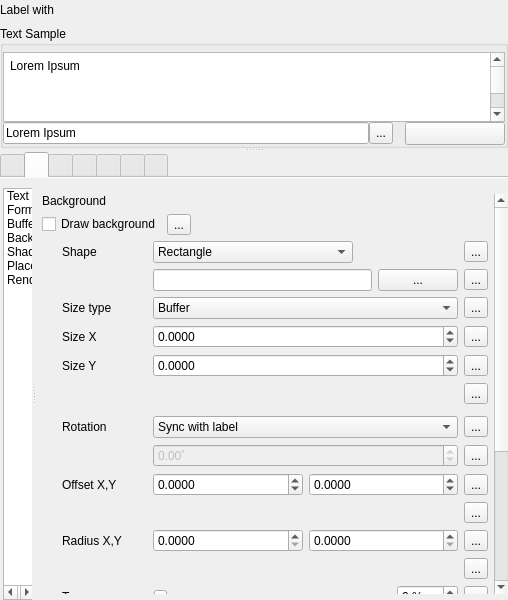
The window that src/ui/qgstextformatwidgetbase.ui (qgis/QGIS) describes before a commit, drawn with Qt 5.
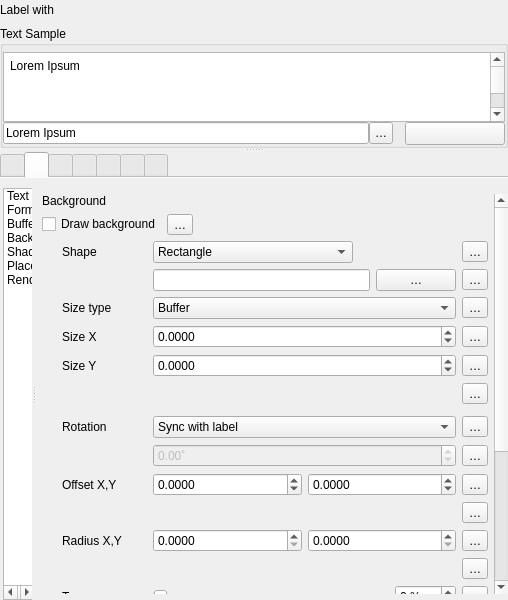
The same window after the commit. The open tabs and pages were chosen to show the change. Icons and pictures are not drawn. Custom widgets are drawn as their Qt base class.

What changed in the file:
```diff
--- a/src/ui/qgstextformatwidgetbase.ui
+++ b/src/ui/qgstextformatwidgetbase.ui
@@ -218,7 +218,7 @@
                <string>Reset sample text</string>
               </property>
               <property name="text">
-               <string>...</string>
+               <string>…</string>
               </property>
               <property name="icon">
                <iconset resource="../../images/images.qrc">
@@ -2504,7 +2504,7 @@
                         <item row="1" column="1">
                          <widget class="QgsDataDefinedButton" name="mShapeDrawDDBtn">
                           <property name="text">
-                           <string>...</string>
+                           <string>…</string>
                           </property>
                          </widget>
                         </item>
@@ -2614,7 +2614,7 @@
                            <item row="5" column="2">
                             <widget class="QgsDataDefinedButton" name="mShapeSizeUnitsDDBtn">
                              <property name="text">
-                              <string>...</string>
+                              <string>…</string>
                              </property>
                             </widget>
                            </item>
@@ -2766,7 +2766,7 @@
                            <item row="13" column="2">
                             <widget class="QgsDataDefinedButton" name="mShapeRadiusUnitsDDBtn">
                              <property name="text">
-                              <string>...</string>
+                              <string>…</string>
                              </property>
                             </widget>
                            </item>
@@ -2783,7 +2783,7 @@
                            <item row="0" column="2">
                             <widget class="QgsDataDefinedButton" name="mShapeTypeDDBtn">
                              <property name="text">
-                              <string>...</string>
+                              <string>…</string>
                              </property>
                             </widget>
                            </item>
@@ -2838,7 +2838,7 @@
                            <item row="11" column="2">
                             <widget class="QgsDataDefinedButton" name="mShapeOffsetUnitsDDBtn">
                              <property name="text">
-                              <string>...</string>
+                              <string>…</string>
                              </property>
                             </widget>
                            </item>
@@ -2858,7 +2858,7 @@
                            <item row="4" column="2">
                             <widget class="QgsDataDefinedButton" name="mShapeSizeYDDBtn">
                              <property name="text">
-                              <string>...</string>
+                              <string>…</string>
                              </property>
                             </widget>
                            </item>
@@ -2901,7 +2901,7 @@
                            <item row="3" column="2">
                             <widget class="QgsDataDefinedButton" name="mShapeSizeXDDBtn">
                              <property name="text">
-                              <string>...</string>
+                              <string>…</string>
                              </property>
                             </widget>
                            </item>
@@ -2922,7 +2922,7 @@
                            <item row="2" column="2">
                             <widget class="QgsDataDefinedButton" name="mShapeSizeTypeDDBtn">
                              <property name="text">
-                              <string>...</string>
+                              <string>…</string>
                              </property>
                             </widget>
                            </item>
@@ -2983,7 +2983,7 @@
                            <item row="7" column="2">
                             <widget class="QgsDataDefinedButton" name="mShapeRotationTypeDDBtn">
                              <property name="text">
-                              <string>...</string>
+                              <string>…</string>
                              </property>
                             </widget>
                            </item>
@@ -3008,14 +3008,14 @@
                               <item>
                                <widget class="QPushButton" name="mShapeSVGSelectorBtn">
                                 <property name="text">
-                                 <string>...</string>
+                                 <string>…</string>
                                 </property>
                                </widget>
                               </item>
                               <item>
                                <widget class="QgsDataDefinedButton" name="mShapeSVGPathDDBtn">
                                 <property name="text">
-                                 <string>...</string>
+                                 <string>…</string>
                                 </property>
                                </widget>
                               </item>
@@ -3025,7 +3025,7 @@
                            <item row="14" column="2">
                             <widget class="QgsDataDefinedButton" name="mShapeTranspDDBtn">
                              <property name="text">
-                              <string>...</string>
+                              <string>…</string>
                              </property>
                             </widget>
                            </item>
@@ -3078,7 +3078,7 @@
                            <item row="8" column="2">
                             <widget class="QgsDataDefinedButton" name="mShapeRotationDDBtn">
                              <property name="text">
-                              <string>...</string>
+                              <string>…</string>
                              </property>
                             </widget>
                            </item>
@@ -3137,7 +3137,7 @@
                            <item row="12" column="2">
                             <widget class="QgsDataDefinedButton" name="mShapeRadiusDDBtn">
                              <property name="text">
-                              <string>...</string>
+                              <string>…</string>
                              </property>
                             </widget>
                            </item>
@@ -3205,7 +3205,7 @@
                            <item row="9" column="2">
                             <widget class="QgsDataDefinedButton" name="mShapeOffsetDDBtn">
                              <property name="text">
-                              <string>...</string>
+                              <string>…</string>
                              </property>
                             </widget>
                            </item>
```
Left out of the diff: 162 changed lines with no effect on the pictures.
